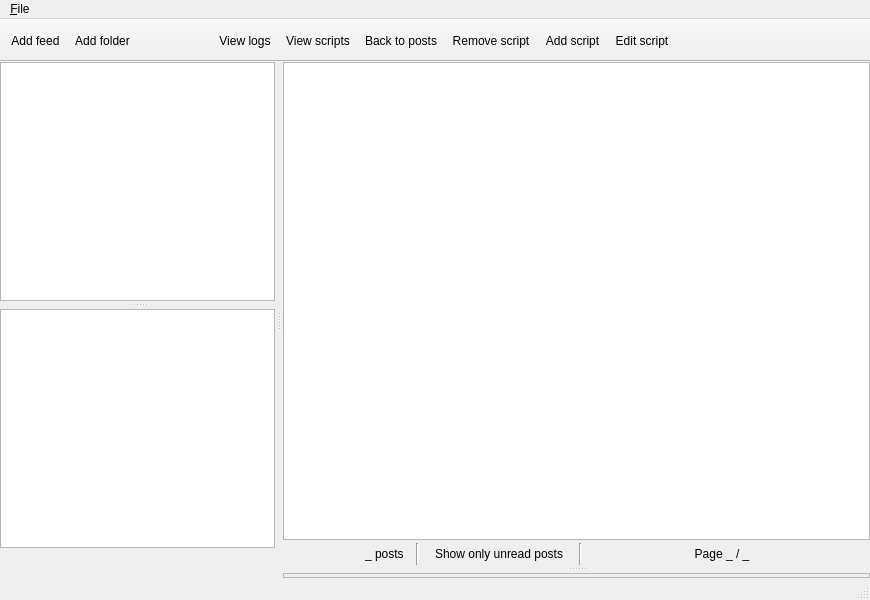
zappatic/ZapFeedReader, file client-desktop/src/widgets/MainWindow.ui: the form before one commit.
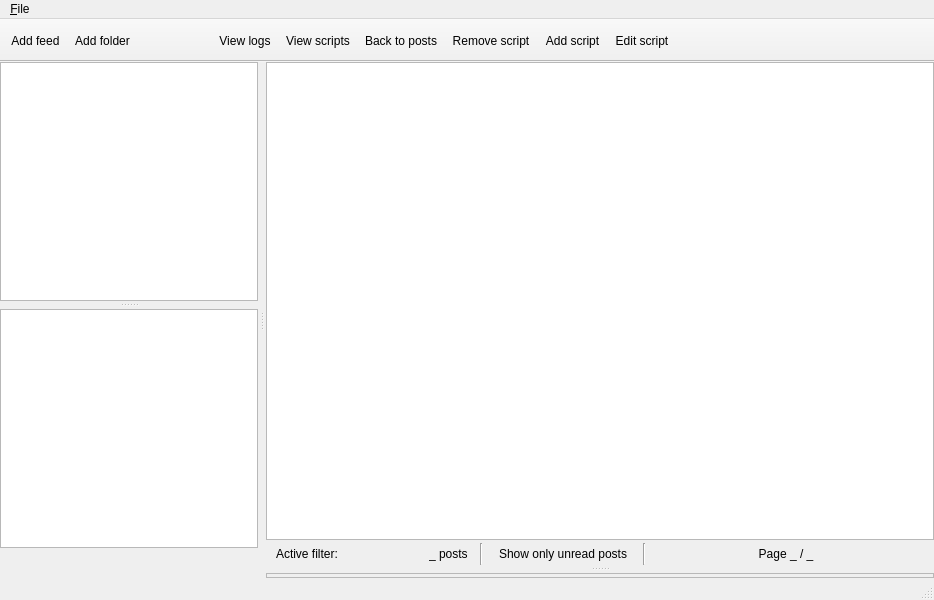
The form after the commit. Custom widgets are drawn as their Qt base class.

Commit message: add active filter info below posts

Diff of the .ui file:
```diff
--- a/client-desktop/src/widgets/MainWindow.ui
+++ b/client-desktop/src/widgets/MainWindow.ui
@@ -6,7 +6,7 @@
    <rect>
     <x>0</x>
     <y>0</y>
-    <width>870</width>
+    <width>934</width>
     <height>600</height>
    </rect>
   </property>
@@ -274,6 +274,65 @@
                <property name="topMargin">
                 <number>3</number>
                </property>
+               <item>
+                <layout class="QHBoxLayout" name="horizontalLayout_6">
+                 <property name="spacing">
+                  <number>3</number>
+                 </property>
+                 <item>
+                  <spacer name="horizontalSpacer_6">
+                   <property name="orientation">
+                    <enum>Qt::Horizontal</enum>
+                   </property>
+                   <property name="sizeType">
+                    <enum>QSizePolicy::Fixed</enum>
+                   </property>
+                   <property name="sizeHint" stdset="0">
+                    <size>
+                     <width>10</width>
+                     <height>20</height>
+                    </size>
+                   </property>
+                  </spacer>
+                 </item>
+                 <item>
+                  <widget class="QLabel" name="labelActiveFilter">
+                   <property name="text">
+                    <string>Active filter:</string>
+                   </property>
+                  </widget>
+                 </item>
+                 <item>
+                  <widget class="QLabel" name="labelActiveFilterFlag">
+                   <property name="minimumSize">
+                    <size>
+                     <width>20</width>
+                     <height>20</height>
+                    </size>
+                   </property>
+                   <property name="maximumSize">
+                    <size>
+                     <width>20</width>
+                     <height>20</height>
+                    </size>
+                   </property>
+                   <property name="text">
+                    <string/>
+                   </property>
+                   <property name="scaledContents">
+                    <bool>true</bool>
+                   </property>
+                  </widget>
+                 </item>
+                 <item>
+                  <widget class="QLabel" name="labelActiveFilterOther">
+                   <property name="text">
+                    <string/>
+                   </property>
+                  </widget>
+                 </item>
+                </layout>
+               </item>
                <item>
                 <spacer name="horizontalSpacer_3">
                  <property name="orientation">
@@ -685,7 +744,7 @@
     <rect>
      <x>0</x>
      <y>0</y>
-     <width>870</width>
+     <width>934</width>
      <height>22</height>
     </rect>
    </property>
```
The commit also changes 7 other files.
